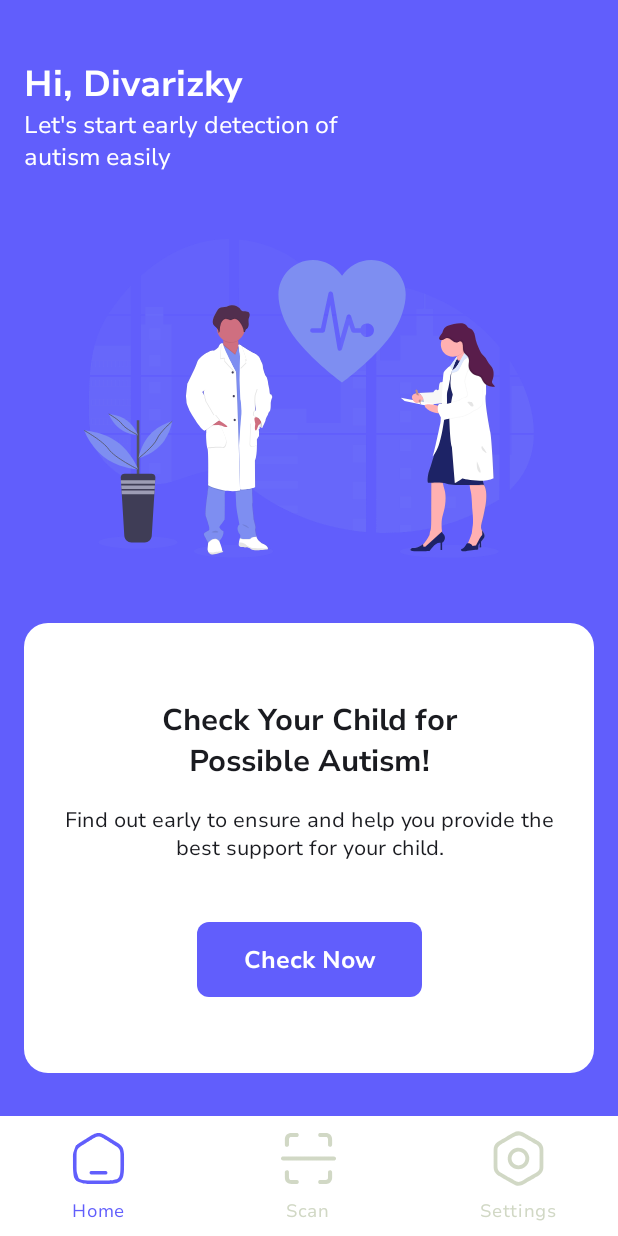
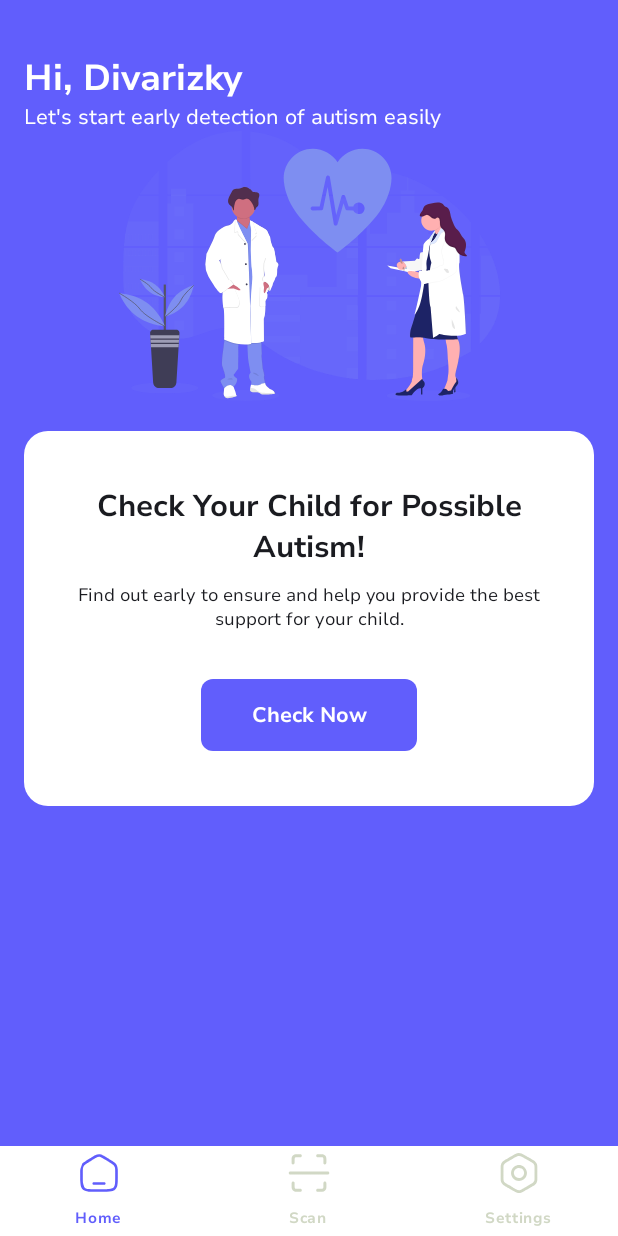
Before and after one commit to Divarizky/child-autism-detection-app, an Android app built with Jetpack Compose: the screen it shows after launch (MainActivity), after a tap on "next", on a phone screen of 412 x 824 dp. Run offline under Robolectric (Android 15) with nearby library versions, the phone set to English and light mode, and no system bars.

Commit message:
New update: - fix size for the components and layout screen. - resize BottomNavbar. - show BottomNavbar in AutismDetectionScreen.kt. - fixed BottomNavbar navigation.

```diff
--- a/app/src/main/java/com/application/divarizky/autismdetection/MainActivity.kt
+++ b/app/src/main/java/com/application/divarizky/autismdetection/MainActivity.kt
@@ -3,17 +3,20 @@ package com.application.divarizky.autismdetection
 import android.os.Bundle
 import androidx.activity.ComponentActivity
 import androidx.activity.compose.setContent
+import androidx.activity.viewModels
 import androidx.compose.foundation.layout.fillMaxSize
 import androidx.compose.material3.MaterialTheme
 import androidx.compose.material3.Surface
 import androidx.compose.ui.Modifier
-import androidx.compose.ui.platform.LocalConfiguration
-import androidx.compose.ui.unit.dp
 import androidx.navigation.compose.rememberNavController
 import com.application.divarizky.autismdetection.navigation.NavRoutes
+import com.application.divarizky.autismdetection.navigation.NavigationRoutes
 import com.application.divarizky.autismdetection.ui.theme.AutismDetectionTheme
+import com.application.divarizky.autismdetection.ui.viewmodel.SharedViewModel
 
 class MainActivity : ComponentActivity() {
+    private val sharedViewModel: SharedViewModel by viewModels()
+
     override fun onCreate(savedInstanceState: Bundle?) {
         super.onCreate(savedInstanceState)
         setContent {
@@ -23,9 +26,16 @@ class MainActivity : ComponentActivity() {
                     color = MaterialTheme.colorScheme.background
                 ) {
                     val navController = rememberNavController()
-                    NavRoutes(navController = navController)
+                    NavRoutes(navController = navController, sharedViewModel = sharedViewModel)
                 }
             }
         }
     }
+
+    override fun onBackPressed() {
+        if (sharedViewModel.currentRoute.value == NavigationRoutes.AutismDetection.route) {
+            sharedViewModel.onNavigationItemSelected(NavigationRoutes.Home.route)
+        }
+        super.onBackPressed()
+    }
 }
--- a/app/src/main/java/com/application/divarizky/autismdetection/navigation/NavRoutes.kt
+++ b/app/src/main/java/com/application/divarizky/autismdetection/navigation/NavRoutes.kt
@@ -9,16 +9,21 @@ import com.application.divarizky.autismdetection.ui.screens.AutismDetectionScree
 import com.application.divarizky.autismdetection.ui.screens.HomeScreen
 import com.application.divarizky.autismdetection.ui.screens.SplashScreen
 import com.application.divarizky.autismdetection.ui.screens.WelcomeScreen
+import com.application.divarizky.autismdetection.ui.viewmodel.SharedViewModel
+import androidx.lifecycle.viewmodel.compose.viewModel
 
 sealed class NavigationRoutes(val route: String) {
-    data object SplashScreen : NavigationRoutes("splashscreen")
-    data object Welcome : NavigationRoutes("welcome_screen")
-    data object Home : NavigationRoutes("home_screen")
-    data object AutismDetection : NavigationRoutes("autism_detection_screen")
+    object SplashScreen : NavigationRoutes("splashscreen")
+    object Welcome : NavigationRoutes("welcome_screen")
+    object Home : NavigationRoutes("home_screen")
+    object AutismDetection : NavigationRoutes("autism_detection_screen")
 }
 
 @Composable
-fun NavRoutes(navController: NavHostController = rememberNavController()) {
+fun NavRoutes(
+    navController: NavHostController = rememberNavController(),
+    sharedViewModel: SharedViewModel = viewModel()
+) {
     NavHost(navController = navController, startDestination = NavigationRoutes.SplashScreen.route) {
         composable(route = NavigationRoutes.SplashScreen.route) {
             SplashScreen(
@@ -33,10 +38,10 @@ fun NavRoutes(navController: NavHostController = rememberNavController()) {
             WelcomeScreen(navController)
         }
         composable(route = NavigationRoutes.Home.route) {
-            HomeScreen(navController)
+            HomeScreen(navController, sharedViewModel)
         }
         composable(route = NavigationRoutes.AutismDetection.route) {
-            AutismDetectionScreen(navController)
+            AutismDetectionScreen(navController, sharedViewModel)
         }
     }
 }
--- a/app/src/main/java/com/application/divarizky/autismdetection/ui/components/BottomNavbar.kt
+++ b/app/src/main/java/com/application/divarizky/autismdetection/ui/components/BottomNavbar.kt
@@ -1,30 +1,44 @@
 package com.application.divarizky.autismdetection.ui.components
 
-import androidx.compose.material3.*
+import androidx.compose.foundation.layout.height
+import androidx.compose.foundation.layout.size
+import androidx.compose.material3.Icon
+import androidx.compose.material3.NavigationBar
+import androidx.compose.material3.NavigationBarItem
+import androidx.compose.material3.NavigationBarItemDefaults
+import androidx.compose.material3.Text
 import androidx.compose.runtime.Composable
+import androidx.compose.runtime.getValue
+import androidx.compose.runtime.rememberUpdatedState
+import androidx.compose.ui.Modifier
 import androidx.compose.ui.graphics.Color
 import androidx.compose.ui.graphics.vector.ImageVector
-import androidx.compose.ui.platform.LocalContext
 import androidx.compose.ui.res.vectorResource
-import androidx.compose.ui.tooling.preview.Preview
+import androidx.compose.ui.text.font.FontWeight
+import androidx.compose.ui.unit.dp
+import androidx.compose.ui.unit.sp
 import androidx.lifecycle.viewmodel.compose.viewModel
 import androidx.navigation.NavHostController
 import com.application.divarizky.autismdetection.ui.theme.LightGrey
 import com.application.divarizky.autismdetection.ui.theme.MediumBlue
 import com.application.divarizky.autismdetection.ui.theme.NunitoSansFamily
-import com.application.divarizky.autismdetection.ui.viewmodel.HomeViewModel
+import com.application.divarizky.autismdetection.ui.viewmodel.SharedViewModel
+
+private val BOTTOM_NAV_HEIGHT = 60.dp
+private val ICON_SIZE = 28.dp
 
 @Composable
 fun BottomNavbar(
     navController: NavHostController,
-    homeViewModel: HomeViewModel = viewModel()
+    sharedViewModel: SharedViewModel = viewModel()
 ) {
-    val currentRoute = homeViewModel.currentRoute.value
+    val currentRoute by rememberUpdatedState(sharedViewModel.currentRoute.value)
 
     NavigationBar(
-        containerColor = Color.White
+        containerColor = Color.White,
+        modifier = Modifier.height(BOTTOM_NAV_HEIGHT)
     ) {
-        homeViewModel.navigationItems.forEach { item ->
+        sharedViewModel.navigationItems.forEach { item ->
             val iconTintColor = if (currentRoute == item.route) MediumBlue else LightGrey
 
             NavigationBarItem(
@@ -32,19 +46,23 @@ fun BottomNavbar(
                     Icon(
                         ImageVector.vectorResource(id = item.icon),
                         contentDescription = item.label,
-                        tint = iconTintColor
+                        tint = iconTintColor,
+                        modifier = Modifier.size(ICON_SIZE)
                     )
                 },
                 label = {
                     Text(
                         text = item.label,
                         fontFamily = NunitoSansFamily,
-                        color = iconTintColor
+                        fontWeight = FontWeight.Bold,
+                        color = iconTintColor,
+                        fontSize = 10.sp
                     )
                 },
                 selected = currentRoute == item.route,
                 alwaysShowLabel = true,
                 onClick = {
+                    sharedViewModel.onNavigationItemSelected(item.route)
                     navController.navigate(item.route) {
                         launchSingleTop = true
                         restoreState = true
@@ -64,9 +82,3 @@ fun BottomNavbar(
         }
     }
 }
-
-@Preview(showBackground = true)
-@Composable
-fun BottomNavbarPreview() {
-    BottomNavbar(navController = NavHostController(LocalContext.current))
-}
--- a/app/src/main/java/com/application/divarizky/autismdetection/ui/screens/AutismDetectionScreen.kt
+++ b/app/src/main/java/com/application/divarizky/autismdetection/ui/screens/AutismDetectionScreen.kt
@@ -1,19 +1,9 @@
 package com.application.divarizky.autismdetection.ui.screens
 
 import androidx.compose.foundation.Image
-import androidx.compose.foundation.layout.Arrangement
-import androidx.compose.foundation.layout.Box
-import androidx.compose.foundation.layout.Column
-import androidx.compose.foundation.layout.Spacer
-import androidx.compose.foundation.layout.fillMaxSize
-import androidx.compose.foundation.layout.fillMaxWidth
-import androidx.compose.foundation.layout.height
-import androidx.compose.foundation.layout.padding
-import androidx.compose.foundation.layout.size
+import androidx.compose.foundation.layout.*
 import androidx.compose.foundation.shape.RoundedCornerShape
-import androidx.compose.material3.Button
-import androidx.compose.material3.ButtonDefaults
-import androidx.compose.material3.Text
+import androidx.compose.material3.*
 import androidx.compose.runtime.Composable
 import androidx.compose.ui.Alignment
 import androidx.compose.ui.Modifier
@@ -24,29 +14,48 @@ import androidx.compose.ui.text.font.FontWeight
 import androidx.compose.ui.text.style.TextAlign
 import androidx.compose.ui.tooling.preview.Preview
 import androidx.compose.ui.unit.dp
+import androidx.lifecycle.viewmodel.compose.viewModel
 import androidx.navigation.NavHostController
 import androidx.navigation.compose.rememberNavController
 import com.application.divarizky.autismdetection.R
+import com.application.divarizky.autismdetection.ui.components.BottomNavbar
 import com.application.divarizky.autismdetection.ui.theme.Dimens.buttonCornerRadius
 import com.application.divarizky.autismdetection.ui.theme.Dimens.buttonTextStyle
-import com.application.divarizky.autismdetection.ui.theme.Dimens.imageSize
+import com.application.divarizky.autismdetection.ui.theme.Dimens.imageHeight
+import com.application.divarizky.autismdetection.ui.theme.Dimens.imageWidth
 import com.application.divarizky.autismdetection.ui.theme.Dimens.paddings
-import com.application.divarizky.autismdetection.ui.theme.Dimens.regularTextStyle
 import com.application.divarizky.autismdetection.ui.theme.Dimens.smallTextStyle
 import com.application.divarizky.autismdetection.ui.theme.Dimens.titleTextStyle
 import com.application.divarizky.autismdetection.ui.theme.MediumBlue
+import com.application.divarizky.autismdetection.ui.viewmodel.SharedViewModel
 
 @Composable
-fun AutismDetectionScreen(navController: NavHostController) {
+fun AutismDetectionScreen(
+    navController: NavHostController,
+    sharedViewModel: SharedViewModel = viewModel()
+) {
+    Scaffold(
+        bottomBar = {
+            BottomNavbar(navController, sharedViewModel)
+        }
+    ) { innerPadding ->
+        Box(
+            modifier = Modifier
+                .fillMaxSize()
+                .padding(innerPadding)
+                .padding(paddings)
+        ) {
             Column(
                 modifier = Modifier
                     .fillMaxSize()
-            .padding(paddings)
             ) {
                 Header()
+                Spacer(modifier = Modifier.weight(1f))
                 ScanImage()
                 Spacer(modifier = Modifier.weight(1f))
                 ActionButtons()
+            }
+        }
     }
 }
 
@@ -73,14 +82,14 @@ fun ScanImage() {
         horizontalAlignment = Alignment.CenterHorizontally,
         modifier = Modifier
             .fillMaxWidth()
-            .padding(top = 100.dp)
     ) {
         Image(
             painter = painterResource(id = R.drawable.img_scan),
             contentDescription = stringResource(R.string.scan_image_description),
             contentScale = ContentScale.Fit,
             modifier = Modifier
-                .size(imageSize)
+                .width(imageWidth)
+                .height(imageHeight)
         )
         Spacer(modifier = Modifier.height(20.dp))
 
--- a/app/src/main/java/com/application/divarizky/autismdetection/ui/screens/HomeScreen.kt
+++ b/app/src/main/java/com/application/divarizky/autismdetection/ui/screens/HomeScreen.kt
@@ -10,7 +10,6 @@ import androidx.compose.foundation.layout.fillMaxSize
 import androidx.compose.foundation.layout.fillMaxWidth
 import androidx.compose.foundation.layout.height
 import androidx.compose.foundation.layout.padding
-import androidx.compose.foundation.layout.size
 import androidx.compose.foundation.layout.width
 import androidx.compose.foundation.shape.RoundedCornerShape
 import androidx.compose.material3.Button
@@ -21,21 +20,24 @@ import androidx.compose.runtime.Composable
 import androidx.compose.ui.Alignment
 import androidx.compose.ui.Modifier
 import androidx.compose.ui.draw.clip
-import androidx.compose.ui.layout.ContentScale
 import androidx.compose.ui.res.painterResource
 import androidx.compose.ui.res.stringResource
 import androidx.compose.ui.text.font.FontWeight
 import androidx.compose.ui.text.style.TextAlign
 import androidx.compose.ui.tooling.preview.Preview
 import androidx.compose.ui.unit.dp
+import androidx.lifecycle.viewmodel.compose.viewModel
 import androidx.navigation.NavHostController
 import androidx.navigation.compose.rememberNavController
 import com.application.divarizky.autismdetection.R
+import com.application.divarizky.autismdetection.navigation.NavigationRoutes
 import com.application.divarizky.autismdetection.ui.components.BottomNavbar
 import com.application.divarizky.autismdetection.ui.theme.Dimens.buttonCornerRadius
 import com.application.divarizky.autismdetection.ui.theme.Dimens.buttonTextStyle
 import com.application.divarizky.autismdetection.ui.theme.Dimens.cornerRadius
-import com.application.divarizky.autismdetection.ui.theme.Dimens.imageSize
+import com.application.divarizky.autismdetection.ui.theme.Dimens.height
+import com.application.divarizky.autismdetection.ui.theme.Dimens.imageHeight
+import com.application.divarizky.autismdetection.ui.theme.Dimens.imageWidth
 import com.application.divarizky.autismdetection.ui.theme.Dimens.largeTextStyle
 import com.application.divarizky.autismdetection.ui.theme.Dimens.paddings
 import com.application.divarizky.autismdetection.ui.theme.Dimens.regularTextStyle
@@ -43,12 +45,16 @@ import com.application.divarizky.autismdetection.ui.theme.Dimens.smallTextStyle
 import com.application.divarizky.autismdetection.ui.theme.Dimens.titleTextStyle
 import com.application.divarizky.autismdetection.ui.theme.MediumBlue
 import com.application.divarizky.autismdetection.ui.theme.White
+import com.application.divarizky.autismdetection.ui.viewmodel.SharedViewModel
 
 @Composable
-fun HomeScreen(navController: NavHostController) {
+fun HomeScreen(
+    navController: NavHostController,
+    sharedViewModel: SharedViewModel = viewModel()
+) {
     Scaffold(
         bottomBar = {
-            BottomNavbar(navController)
+            BottomNavbar(navController, sharedViewModel)
         }
     ) { innerPadding ->
         Box(
@@ -56,20 +62,21 @@ fun HomeScreen(navController: NavHostController) {
                 .background(color = MediumBlue)
                 .fillMaxSize()
                 .padding(innerPadding)
-                .padding(paddings) // tambahan padding untuk isi home screen
+                .padding(paddings)
         ) {
-            HomeContent(navController)
+            HomeContent(navController, sharedViewModel)
         }
     }
 }
 
 @Composable
-fun HomeContent(navController: NavHostController) {
+fun HomeContent(navController: NavHostController, sharedViewModel: SharedViewModel) {
     Column {
-        Spacer(modifier = Modifier.height(24.dp))
+        Spacer(modifier = Modifier.height(height))
         GreetingSection()
         ImageSection()
-        FeatureCard(navController)
+        Spacer(modifier = Modifier.height(height))
+        FeatureCard(navController, sharedViewModel)
     }
 }
 
@@ -88,8 +95,7 @@ fun GreetingSection() {
         Text(
             text = stringResource(R.string.home_screen_tagline),
             style = regularTextStyle,
-            color = White,
-            modifier = Modifier.padding(end = 125.dp)
+            color = White
         )
     }
 }
@@ -103,20 +109,21 @@ fun ImageSection() {
         Image(
             painter = painterResource(R.drawable.img_healthcare),
             contentDescription = null,
-            contentScale = ContentScale.Fit,
-            modifier = Modifier.size(imageSize)
+            modifier = Modifier
+                .width(imageWidth)
+                .height(imageHeight)
         )
     }
 }
 
 @Composable
-fun FeatureCard(navController: NavHostController) {
+fun FeatureCard(navController: NavHostController, sharedViewModel: SharedViewModel) {
     Box(
         modifier = Modifier
             .fillMaxWidth()
             .clip(RoundedCornerShape(cornerRadius))
             .background(White)
-            .height(300.dp)
+            .height(250.dp)
             .padding(paddings)
     ) {
         Column(
@@ -129,26 +136,28 @@ fun FeatureCard(navController: NavHostController) {
                 textAlign = TextAlign.Center,
                 style = largeTextStyle,
                 fontWeight = FontWeight.Bold,
-                modifier = Modifier.padding(horizontal = 50.dp)
+                modifier = Modifier.padding(horizontal = 25.dp)
             )
-            Spacer(modifier = Modifier.height(paddings))
+            Spacer(modifier = Modifier.height(10.dp))
 
             Text(
                 text = stringResource(R.string.check_child_support_text),
                 textAlign = TextAlign.Center,
                 style = smallTextStyle
             )
-            Spacer(modifier = Modifier.height(40.dp))
+            Spacer(modifier = Modifier.height(32.dp))
 
             Button(
                 onClick = {
-                    navController.navigate("autism_detection_screen")
+                    sharedViewModel.onNavigationItemSelected(NavigationRoutes.AutismDetection.route)
+                    navController.navigate(NavigationRoutes.AutismDetection.route)
                 },
                 shape = RoundedCornerShape(buttonCornerRadius),
                 colors = ButtonDefaults.buttonColors(containerColor = MediumBlue),
                 modifier = Modifier
-                    .width(150.dp)
-                    .height(50.dp)
+                    .width(160.dp)
+                    .height(48.dp)
+                    .padding(start = 8.dp, end = 8.dp)
                     .align(Alignment.CenterHorizontally)
             ) {
                 Text(
--- a/app/src/main/java/com/application/divarizky/autismdetection/ui/screens/WelcomeScreen.kt
+++ b/app/src/main/java/com/application/divarizky/autismdetection/ui/screens/WelcomeScreen.kt
@@ -7,11 +7,11 @@ import androidx.compose.foundation.layout.Arrangement
 import androidx.compose.foundation.layout.Box
 import androidx.compose.foundation.layout.Column
 import androidx.compose.foundation.layout.Spacer
-import androidx.compose.foundation.layout.aspectRatio
 import androidx.compose.foundation.layout.fillMaxSize
 import androidx.compose.foundation.layout.height
 import androidx.compose.foundation.layout.padding
 import androidx.compose.foundation.layout.size
+import androidx.compose.foundation.layout.width
 import androidx.compose.foundation.shape.RoundedCornerShape
 import androidx.compose.material3.Icon
 import androidx.compose.material3.Text
@@ -28,7 +28,9 @@ import androidx.navigation.NavHostController
 import androidx.navigation.compose.rememberNavController
 import com.application.divarizky.autismdetection.R
 import com.application.divarizky.autismdetection.ui.theme.Dimens.buttonCornerRadius
-import com.application.divarizky.autismdetection.ui.theme.Dimens.imageSize
+import com.application.divarizky.autismdetection.ui.theme.Dimens.height
+import com.application.divarizky.autismdetection.ui.theme.Dimens.imageHeight
+import com.application.divarizky.autismdetection.ui.theme.Dimens.imageWidth
 import com.application.divarizky.autismdetection.ui.theme.Dimens.paddings
 import com.application.divarizky.autismdetection.ui.theme.Dimens.regularTextStyle
 import com.application.divarizky.autismdetection.ui.theme.Dimens.titleTextStyle
@@ -38,9 +40,9 @@ import com.application.divarizky.autismdetection.ui.theme.White
 @Composable
 fun WelcomeScreen(navController: NavHostController) {
     Box(
+        contentAlignment = Alignment.Center,
         modifier = Modifier
-            .fillMaxSize(),
-        contentAlignment = Alignment.Center
+            .fillMaxSize()
     ) {
         ContentSection()
         BottomButton(navController)
@@ -59,10 +61,10 @@ fun ContentSection() {
             painter = painterResource(id = R.drawable.img_welcome),
             contentDescription = stringResource(R.string.welcome_image_description),
             modifier = Modifier
-                .size(imageSize)
-                .aspectRatio(1.5f)
+                .width(imageWidth)
+                .height(imageHeight)
         )
-        Spacer(modifier = Modifier.height(20.dp))
+        Spacer(modifier = Modifier.height(height))
 
         Text(
             text = stringResource(R.string.welcome_heading),
--- a/app/src/main/java/com/application/divarizky/autismdetection/ui/theme/Theme.kt
+++ b/app/src/main/java/com/application/divarizky/autismdetection/ui/theme/Theme.kt
@@ -14,24 +14,28 @@ import androidx.compose.ui.text.font.FontWeight
 import androidx.compose.ui.unit.dp
 import androidx.compose.ui.unit.sp
 
-// Define dimens default configuration for components
+// Define dimensions default configuration for components
 object Dimens {
     // Padding configuration
     val paddings = 16.dp
+    val height = 20.dp
 
     // Text configuration
     val titleTextStyle = TextStyle(fontFamily = NunitoSansFamily, fontSize = 24.sp)
     val largeTextStyle = TextStyle(fontFamily = NunitoSansFamily, fontSize = 20.sp)
     val mediumTextStyle = TextStyle(fontFamily = NunitoSansFamily, fontSize = 18.sp)
-    val regularTextStyle = TextStyle(fontFamily = NunitoSansFamily, fontSize = 16.sp)
-    val smallTextStyle = TextStyle(fontFamily = NunitoSansFamily, fontSize = 14.sp)
-    val buttonTextStyle = TextStyle(fontFamily = NunitoSansFamily, fontSize = 16.sp, fontWeight = FontWeight.Bold)
+    val regularTextStyle = TextStyle(fontFamily = NunitoSansFamily, fontSize = 14.sp)
+    val smallTextStyle = TextStyle(fontFamily = NunitoSansFamily, fontSize = 12.sp)
+    val buttonTextStyle = TextStyle(fontFamily = NunitoSansFamily, fontSize = 14.sp, fontWeight = FontWeight.Bold)
 
     // Button configuration
     val buttonCornerRadius = 8.dp
+    val buttonSize = 52.dp
+    val buttonHeight = 50.dp
 
     // Images configuration
-    val imageSize = 300.dp
+    val imageWidth = 270.dp
+    val imageHeight = 180.dp
     val cornerRadius = 16.dp
 }
 
--- a/app/src/main/java/com/application/divarizky/autismdetection/ui/viewmodel/HomeViewModel.kt
+++ b/app/src/main/java/com/application/divarizky/autismdetection/ui/viewmodel/HomeViewModel.kt
@@ -1,39 +1,5 @@
 package com.application.divarizky.autismdetection.ui.viewmodel
 
-import androidx.lifecycle.LiveData
-import androidx.lifecycle.MutableLiveData
-import androidx.lifecycle.ViewModel
-import com.application.divarizky.autismdetection.R
-import com.application.divarizky.autismdetection.data.model.NavigationItems
+class HomeViewModel {
 
-class HomeViewModel : ViewModel() {
-
-    // Bottom navigation items
-    private val _navigationItems = listOf(
-        NavigationItems(
-            label = "Home",
-            icon = R.drawable.ic_home,
-            route = "home_screen"
-        ),
-        NavigationItems(
-            label = "Scan",
-            icon = R.drawable.ic_scan,
-            route = "autism_detection_screen"
-        ),
-        NavigationItems(
-            label = "Settings",
-            icon = R.drawable.ic_setting,
-            route = "settings_screen"
-        )
-    )
-
-    // Define BottomNavigation logic
-    private val _currentRoute = MutableLiveData("home_screen")
-    val currentRoute: LiveData<String> = _currentRoute
-
-    val navigationItems: List<NavigationItems> = _navigationItems
-
-    fun onNavigationItemSelected(route: String) {
-        _currentRoute.value = route
-    }
 }
--- /dev/null
+++ b/app/src/main/java/com/application/divarizky/autismdetection/ui/viewmodel/SharedViewModel.kt
@@ -0,0 +1,38 @@
+package com.application.divarizky.autismdetection.ui.viewmodel
+
+import androidx.compose.runtime.mutableStateOf
+import androidx.lifecycle.ViewModel
+import com.application.divarizky.autismdetection.R
+import com.application.divarizky.autismdetection.data.model.NavigationItems
+
+class SharedViewModel : ViewModel() {
+
+    // Bottom navigation items
+    private val _navigationItems = listOf(
+        NavigationItems(
+            label = "Home",
+            icon = R.drawable.ic_home,
+            route = "home_screen"
+        ),
+        NavigationItems(
+            label = "Scan",
+            icon = R.drawable.ic_scan,
+            route = "autism_detection_screen"
+        ),
+        NavigationItems(
+            label = "Settings",
+            icon = R.drawable.ic_setting,
+            route = "settings_screen"
+        )
+    )
+
+    // Define BottomNavigation logic
+    var currentRoute = mutableStateOf("home_screen")
+        private set
+
+    val navigationItems: List<NavigationItems> = _navigationItems
+
+    fun onNavigationItemSelected(route: String) {
+        currentRoute.value = route
+    }
+}
```
Lines whose indentation alone changed are shown as unchanged.
